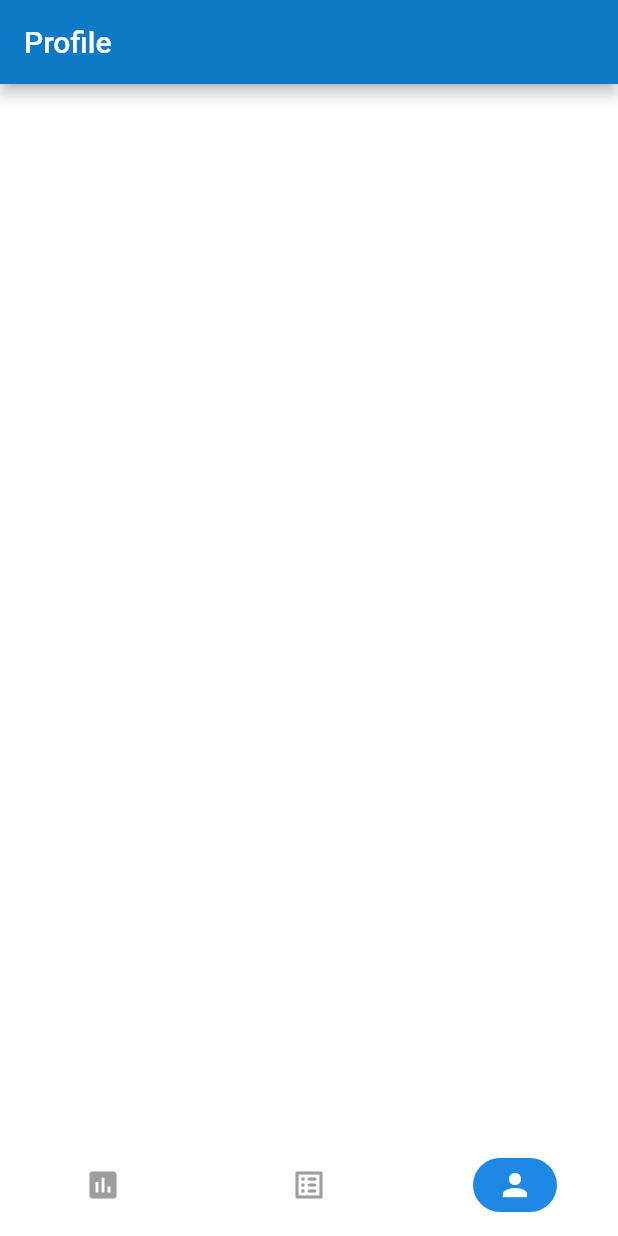
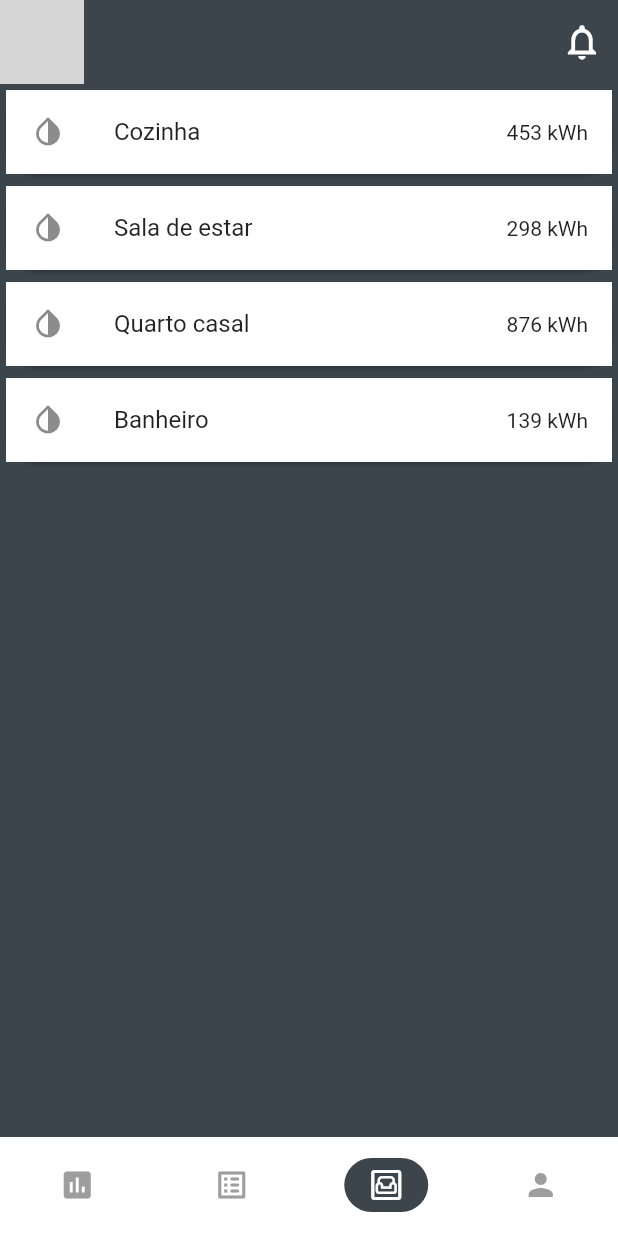
Before and after one commit to victornassif/senergy-mobile, a Flutter app: the screen it shows after launch, item 3 of the bottom bar chosen, on a phone screen of 412 x 824 dp. Run offline on Flutter 3.47's test engine with Material 2 defaults, Android fonts, the phone set to English and light mode, and no system bars; our stand-ins replace fl_chart; network calls fail; grey boxes are pictures that could not be loaded.

Commit message:
tela de enviroments e finalizacao dash

```diff
--- a/senergy/lib/config/theme.dart
+++ b/senergy/lib/config/theme.dart
@@ -30,6 +30,7 @@ ThemeData theme() {
     primaryColor: primaryColor,
     canvasColor: secondColor,
     primarySwatch: kPrimaryColor,
+    accentColor: Color(0xffFFDB00),
     scaffoldBackgroundColor: Colors.white,
     visualDensity: VisualDensity.adaptivePlatformDensity,
   );
--- a/senergy/lib/data/data.dart
+++ b/senergy/lib/data/data.dart
@@ -1 +1,8 @@
 final energySpent = [12.17, 11.15, 10.02, 11.21, 13.83, 14.16, 14.30];
+
+final jsonEnviroment = [
+  {"room": "Cozinha", "value": 453, "status": "ACTIVE"},
+  {"room": "Sala de estar", "value": 298, "status": "ACTIVE"},
+  {"room": "Quarto casal", "value": 876, "status": "ACTIVE"},
+  {"room": "Banheiro", "value": 139, "status": "INACTIVE"}
+];
--- /dev/null
+++ b/senergy/lib/models/enviroment.dart
@@ -0,0 +1,10 @@
+class Enviroment {
+  String name;
+  int value;
+
+  Enviroment(this.name, this.value);
+
+  factory Enviroment.fromJson(Map json) {
+    return Enviroment(json['room'], json['value']);
+  }
+}
--- a/senergy/lib/screens/bottom_nav_screen.dart
+++ b/senergy/lib/screens/bottom_nav_screen.dart
@@ -1,7 +1,8 @@
 import 'package:flutter/material.dart';
+import 'package:senergy/screens/enviroments_screen.dart';
 import 'package:senergy/screens/stats_screen.dart';
 import 'package:senergy/screens/profile_screen.dart';
-import 'package:senergy/screens/sensor_detail.dart';
+import 'package:senergy/screens/sensor_detail_screen.dart';
 
 class BottomNavScreen extends StatefulWidget {
   @override
@@ -12,6 +13,7 @@ class _BottomNavScreenState extends State<BottomNavScreen> {
   final List _screens = [
     StatsScreen(),
     SensorDetail(),
+    EnviromentScreen(),
     ProfileScreen(),
   ];
   int _currentIndex = 0;
@@ -30,9 +32,15 @@ class _BottomNavScreenState extends State<BottomNavScreen> {
           selectedItemColor: Colors.white,
           unselectedItemColor: Colors.grey,
           elevation: 0.0,
-          items: [Icons.insert_chart, Icons.list_alt_rounded, Icons.person]
+          items: [
+            Icons.insert_chart,
+            Icons.list_alt_rounded,
+            Icons.living_outlined,
+            Icons.person
+          ]
               .asMap()
-              .map((key, value) => MapEntry(
+              .map(
+                (key, value) => MapEntry(
                   key,
                   BottomNavigationBarItem(
                     label: "",
@@ -43,14 +51,15 @@ class _BottomNavScreenState extends State<BottomNavScreen> {
                       ),
                       decoration: BoxDecoration(
                         color: _currentIndex == key
-                              ? Colors.blue[600]
+                            ? Theme.of(context).primaryColor
                             : Colors.transparent,
                         borderRadius: BorderRadius.circular(20.0),
                       ),
                       child: Icon(value),
                     ),
                   ),
-                  ))
+                ),
+              )
               .values
               .toList(),
         ));
--- /dev/null
+++ b/senergy/lib/screens/enviroments_screen.dart
@@ -0,0 +1,32 @@
+import 'package:flutter/material.dart';
+import 'package:senergy/data/data.dart';
+import 'package:senergy/models/enviroment.dart';
+import 'package:senergy/widgets/custom_app_bar.dart';
+import 'package:senergy/widgets/enviroment_list_tile.dart';
+
+class EnviromentScreen extends StatelessWidget {
+  final List<Enviroment> enviromentsData =
+      jsonEnviroment.map((e) => Enviroment.fromJson(e)).toList();
+
+  @override
+  Widget build(BuildContext context) {
+    return Scaffold(
+      backgroundColor: Theme.of(context).primaryColor,
+      appBar: CustomAppBar(),
+      body: ListView.builder(
+        itemCount: enviromentsData.length,
+        itemBuilder: (context, index) {
+          return Card(
+            shape: RoundedRectangleBorder(
+              borderRadius: BorderRadius.circular(21),
+            ),
+
+            child: EnviromentListTile.getListTile(
+              enviromentsData[index],
+            ),
+          );
+        },
+      ),
+    );
+  }
+}
--- a/senergy/lib/screens/sensor_detail.dart
+++ b/senergy/lib/screens/sensor_detail_screen.dart
@@ -1,12 +1,12 @@
 import 'package:flutter/material.dart';
+import 'package:senergy/widgets/custom_app_bar.dart';
 
 class SensorDetail extends StatelessWidget {
   @override
   Widget build(BuildContext context) {
     return Scaffold(
-      appBar: AppBar(
-        title: Text('SensorDetails'),
-      ),
+      backgroundColor: Theme.of(context).primaryColor,
+      appBar: CustomAppBar(),
     );
   }
 }
--- a/senergy/lib/views/home.view.dart
+++ b/senergy/lib/views/home.view.dart
@@ -336,7 +336,7 @@ class DevelopmentTab extends StatelessWidget {
             end: Alignment.bottomLeft,
             colors: [
               Colors.white,
-              Color(0xFFFFDB00),
+              Theme.of(context).accentColor,
             ],
           ),
         ),
--- a/senergy/lib/widgets/custom_app_bar.dart
+++ b/senergy/lib/widgets/custom_app_bar.dart
@@ -6,10 +6,9 @@ class CustomAppBar extends StatelessWidget with PreferredSizeWidget {
     return AppBar(
       backgroundColor: Theme.of(context).primaryColor,
       elevation: 0.0,
-      leading: IconButton(
-        icon: const Icon(Icons.menu),
-        iconSize: 28.0,
-        onPressed: () {},
+      leading: CircleAvatar(
+        backgroundImage: NetworkImage(
+            'https://media-exp1.licdn.com/dms/image/C4D03AQF_Cc4Xmy4iHA/profile-displayphoto-shrink_200_200/0/1626626632257?e=1640822400&v=beta&t=Q3d9lnHwNBkRpiIvCtvo0nmrU5oHzWTsJhbbGxNYsYQ'),
       ),
       actions: <Widget>[
         IconButton(
--- /dev/null
+++ b/senergy/lib/widgets/enviroment_list_tile.dart
@@ -0,0 +1,12 @@
+import 'package:flutter/material.dart';
+import 'package:senergy/models/enviroment.dart';
+
+class EnviromentListTile {
+  static getListTile(Enviroment enviromentData) => ListTile(
+        title: Text(enviromentData.name),
+        tileColor: Colors.white,
+        onTap: () {},
+        leading: Icon(Icons.invert_colors_on_outlined),
+        trailing: Text(enviromentData.value.toString() + ' kWh'),
+      );
+}
```
Also changed, not shown: senergy/lib/screens/profile_screen.dart (+25 -2 lines), senergy/lib/screens/stats_screen.dart (+1 -17 lines), senergy/lib/widgets/line_titles.dart (+6 -2 lines), senergy/lib/widgets/spend_chart.dart (+20 -20 lines), senergy/lib/widgets/stats_grid.dart (+5 -5 lines), senergy/pubspec.yaml (line endings or trailing spaces). Lines whose indentation alone changed are shown as unchanged.
